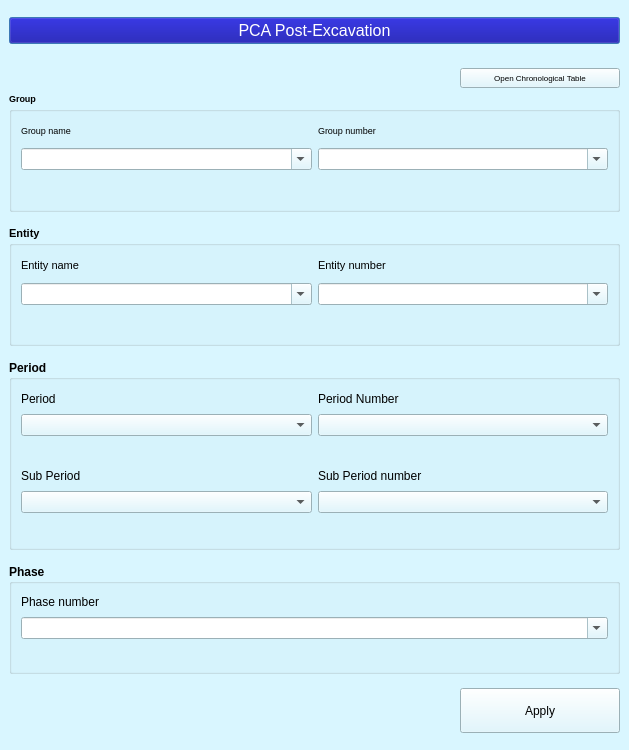
Old version of the form PCA_PostExcavation/PCA_post_excavation_dockwidget_base.ui in the repository PCA-Geodata/PCA-PostExcavation-QGIS-Plugin.
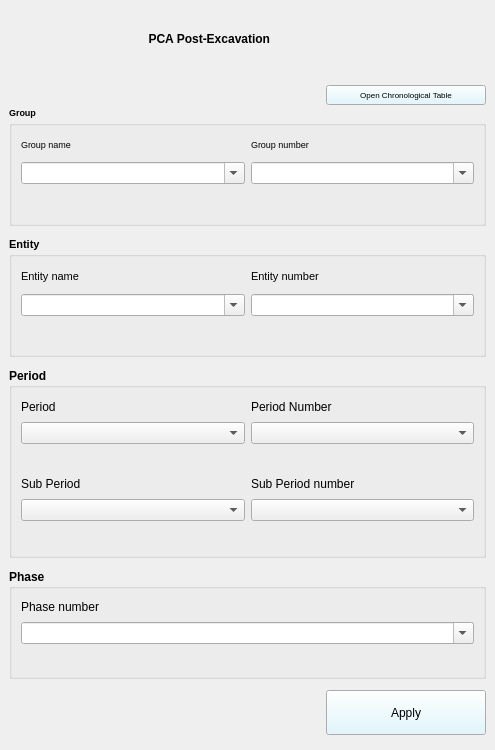
New version of the form. Icons and pictures are not drawn.

```diff
--- a/PCA_PostExcavation/PCA_post_excavation_dockwidget_base.ui
+++ b/PCA_PostExcavation/PCA_post_excavation_dockwidget_base.ui
@@ -9,7 +9,7 @@
    <rect>
     <x>0</x>
     <y>0</y>
-    <width>629</width>
+    <width>495</width>
     <height>750</height>
    </rect>
   </property>
@@ -21,457 +21,18 @@
   </property>
   <property name="minimumSize">
    <size>
-    <width>236</width>
-    <height>668</height>
+    <width>0</width>
+    <height>0</height>
    </size>
   </property>
   <property name="maximumSize">
    <size>
-    <width>100000</width>
-    <height>750</height>
+    <width>16777215</width>
+    <height>16777215</height>
    </size>
   </property>
-  <property name="palette">
-   <palette>
-    <active>
-     <colorrole role="WindowText">
-      <brush brushstyle="SolidPattern">
-       <color alpha="255">
-        <red>0</red>
-        <green>0</green>
-        <blue>0</blue>
-       </color>
-      </brush>
-     </colorrole>
-     <colorrole role="Button">
-      <brush brushstyle="SolidPattern">
-       <color alpha="255">
-        <red>217</red>
-        <green>246</green>
-        <blue>255</blue>
-       </color>
-      </brush>
-     </colorrole>
-     <colorrole role="Light">
-      <brush brushstyle="SolidPattern">
-       <color alpha="255">
-        <red>255</red>
-        <green>255</green>
-        <blue>255</blue>
-       </color>
-      </brush>
-     </colorrole>
-     <colorrole role="Midlight">
-      <brush brushstyle="SolidPattern">
-       <color alpha="255">
-        <red>236</red>
-        <green>250</green>
-        <blue>255</blue>
-       </color>
-      </brush>
-     </colorrole>
-     <colorrole role="Dark">
-      <brush brushstyle="SolidPattern">
-       <color alpha="255">
-        <red>108</red>
-        <green>123</green>
-        <blue>127</blue>
-       </color>
-      </brush>
-     </colorrole>
-     <colorrole role="Mid">
-      <brush brushstyle="SolidPattern">
-       <color alpha="255">
-        <red>145</red>
-        <green>164</green>
-        <blue>170</blue>
-       </color>
-      </brush>
-     </colorrole>
-     <colorrole role="Text">
-      <brush brushstyle="SolidPattern">
-       <color alpha="255">
-        <red>0</red>
-        <green>0</green>
-        <blue>0</blue>
-       </color>
-      </brush>
-     </colorrole>
-     <colorrole role="BrightText">
-      <brush brushstyle="SolidPattern">
-       <color alpha="255">
-        <red>255</red>
-        <green>255</green>
-        <blue>255</blue>
-       </color>
-      </brush>
-     </colorrole>
-     <colorrole role="ButtonText">
-      <brush brushstyle="SolidPattern">
-       <color alpha="255">
-        <red>0</red>
-        <green>0</green>
-        <blue>0</blue>
-       </color>
-      </brush>
-     </colorrole>
-     <colorrole role="Base">
-      <brush brushstyle="SolidPattern">
-       <color alpha="255">
-        <red>255</red>
-        <green>255</green>
-        <blue>255</blue>
-       </color>
-      </brush>
-     </colorrole>
-     <colorrole role="Window">
-      <brush brushstyle="SolidPattern">
-       <color alpha="255">
-        <red>217</red>
-        <green>246</green>
-        <blue>255</blue>
-       </color>
-      </brush>
-     </colorrole>
-     <colorrole role="Shadow">
-      <brush brushstyle="SolidPattern">
-       <color alpha="255">
-        <red>0</red>
-        <green>0</green>
-        <blue>0</blue>
-       </color>
-      </brush>
-     </colorrole>
-     <colorrole role="AlternateBase">
-      <brush brushstyle="SolidPattern">
-       <color alpha="255">
-        <red>236</red>
-        <green>250</green>
-        <blue>255</blue>
-       </color>
-      </brush>
-     </colorrole>
-     <colorrole role="ToolTipBase">
-      <brush brushstyle="SolidPattern">
-       <color alpha="255">
-        <red>255</red>
-        <green>255</green>
-        <blue>220</blue>
-       </color>
-      </brush>
-     </colorrole>
-     <colorrole role="ToolTipText">
-      <brush brushstyle="SolidPattern">
-       <color alpha="255">
-        <red>0</red>
-        <green>0</green>
-        <blue>0</blue>
-       </color>
-      </brush>
-     </colorrole>
-     <colorrole role="PlaceholderText">
-      <brush brushstyle="SolidPattern">
-       <color alpha="128">
-        <red>0</red>
-        <green>0</green>
-        <blue>0</blue>
-       </color>
-      </brush>
-     </colorrole>
-    </active>
-    <inactive>
-     <colorrole role="WindowText">
-      <brush brushstyle="SolidPattern">
-       <color alpha="255">
-        <red>0</red>
-        <green>0</green>
-        <blue>0</blue>
-       </color>
-      </brush>
-     </colorrole>
-     <colorrole role="Button">
-      <brush brushstyle="SolidPattern">
-       <color alpha="255">
-        <red>217</red>
-        <green>246</green>
-        <blue>255</blue>
-       </color>
-      </brush>
-     </colorrole>
-     <colorrole role="Light">
-      <brush brushstyle="SolidPattern">
-       <color alpha="255">
-        <red>255</red>
-        <green>255</green>
-        <blue>255</blue>
-       </color>
-      </brush>
-     </colorrole>
-     <colorrole role="Midlight">
-      <brush brushstyle="SolidPattern">
-       <color alpha="255">
-        <red>236</red>
-        <green>250</green>
-        <blue>255</blue>
-       </color>
-      </brush>
-     </colorrole>
-     <colorrole role="Dark">
-      <brush brushstyle="SolidPattern">
-       <color alpha="255">
-        <red>108</red>
-        <green>123</green>
-        <blue>127</blue>
-       </color>
-      </brush>
-     </colorrole>
-     <colorrole role="Mid">
-      <brush brushstyle="SolidPattern">
-       <color alpha="255">
-        <red>145</red>
-        <green>164</green>
-        <blue>170</blue>
-       </color>
-      </brush>
-     </colorrole>
-     <colorrole role="Text">
-      <brush brushstyle="SolidPattern">
-       <color alpha="255">
-        <red>0</red>
-        <green>0</green>
-        <blue>0</blue>
-       </color>
-      </brush>
-     </colorrole>
-     <colorrole role="BrightText">
-      <brush brushstyle="SolidPattern">
-       <color alpha="255">
-        <red>255</red>
-        <green>255</green>
-        <blue>255</blue>
-       </color>
-      </brush>
-     </colorrole>
-     <colorrole role="ButtonText">
-      <brush brushstyle="SolidPattern">
-       <color alpha="255">
-        <red>0</red>
-        <green>0</green>
-        <blue>0</blue>
-       </color>
-      </brush>
-     </colorrole>
-     <colorrole role="Base">
-      <brush brushstyle="SolidPattern">
-       <color alpha="255">
-        <red>255</red>
-        <green>255</green>
-        <blue>255</blue>
-       </color>
-      </brush>
-     </colorrole>
-     <colorrole role="Window">
-      <brush brushstyle="SolidPattern">
-       <color alpha="255">
-        <red>217</red>
-        <green>246</green>
-        <blue>255</blue>
-       </color>
-      </brush>
-     </colorrole>
-     <colorrole role="Shadow">
-      <brush brushstyle="SolidPattern">
-       <color alpha="255">
-        <red>0</red>
-        <green>0</green>
-        <blue>0</blue>
-       </color>
-      </brush>
-     </colorrole>
-     <colorrole role="AlternateBase">
-      <brush brushstyle="SolidPattern">
-       <color alpha="255">
-        <red>236</red>
-        <green>250</green>
-        <blue>255</blue>
-       </color>
-      </brush>
-     </colorrole>
-     <colorrole role="ToolTipBase">
-      <brush brushstyle="SolidPattern">
-       <color alpha="255">
-        <red>255</red>
-        <green>255</green>
-        <blue>220</blue>
-       </color>
-      </brush>
-     </colorrole>
-     <colorrole role="ToolTipText">
-      <brush brushstyle="SolidPattern">
-       <color alpha="255">
-        <red>0</red>
-        <green>0</green>
-        <blue>0</blue>
-       </color>
-      </brush>
-     </colorrole>
-     <colorrole role="PlaceholderText">
-      <brush brushstyle="SolidPattern">
-       <color alpha="128">
-        <red>0</red>
-        <green>0</green>
-        <blue>0</blue>
-       </color>
-      </brush>
-     </colorrole>
-    </inactive>
-    <disabled>
-     <colorrole role="WindowText">
-      <brush brushstyle="SolidPattern">
-       <color alpha="255">
-        <red>108</red>
-        <green>123</green>
-        <blue>127</blue>
-       </color>
-      </brush>
-     </colorrole>
-     <colorrole role="Button">
-      <brush brushstyle="SolidPattern">
-       <color alpha="255">
-        <red>217</red>
-        <green>246</green>
-        <blue>255</blue>
-       </color>
-      </brush>
-     </colorrole>
-     <colorrole role="Light">
-      <brush brushstyle="SolidPattern">
-       <color alpha="255">
-        <red>255</red>
-        <green>255</green>
-        <blue>255</blue>
-       </color>
-      </brush>
-     </colorrole>
-     <colorrole role="Midlight">
-      <brush brushstyle="SolidPattern">
-       <color alpha="255">
-        <red>236</red>
-        <green>250</green>
-        <blue>255</blue>
-       </color>
-      </brush>
-     </colorrole>
-     <colorrole role="Dark">
-      <brush brushstyle="SolidPattern">
-       <color alpha="255">
-        <red>108</red>
-        <green>123</green>
-        <blue>127</blue>
-       </color>
-      </brush>
-     </colorrole>
-     <colorrole role="Mid">
-      <brush brushstyle="SolidPattern">
-       <color alpha="255">
-        <red>145</red>
-        <green>164</green>
-        <blue>170</blue>
-       </color>
-      </brush>
-     </colorrole>
-     <colorrole role="Text">
-      <brush brushstyle="SolidPattern">
-       <color alpha="255">
-        <red>108</red>
-        <green>123</green>
-        <blue>127</blue>
-       </color>
-      </brush>
-     </colorrole>
-     <colorrole role="BrightText">
-      <brush brushstyle="SolidPattern">
-       <color alpha="255">
-        <red>255</red>
-        <green>255</green>
-        <blue>255</blue>
-       </color>
-      </brush>
-     </colorrole>
-     <colorrole role="ButtonText">
-      <brush brushstyle="SolidPattern">
-       <color alpha="255">
-        <red>108</red>
-        <green>123</green>
-        <blue>127</blue>
-       </color>
-      </brush>
-     </colorrole>
-     <colorrole role="Base">
-      <brush brushstyle="SolidPattern">
-       <color alpha="255">
-        <red>217</red>
-        <green>246</green>
-        <blue>255</blue>
-       </color>
-      </brush>
-     </colorrole>
-     <colorrole role="Window">
-      <brush brushstyle="SolidPattern">
-       <color alpha="255">
-        <red>217</red>
-        <green>246</green>
-        <blue>255</blue>
-       </color>
-      </brush>
-     </colorrole>
-     <colorrole role="Shadow">
-      <brush brushstyle="SolidPattern">
-       <color alpha="255">
-        <red>0</red>
-        <green>0</green>
-        <blue>0</blue>
-       </color>
-      </brush>
-     </colorrole>
-     <colorrole role="AlternateBase">
-      <brush brushstyle="SolidPattern">
-       <color alpha="255">
-        <red>217</red>
-        <green>246</green>
-        <blue>255</blue>
-       </color>
-      </brush>
-     </colorrole>
-     <colorrole role="ToolTipBase">
-      <brush brushstyle="SolidPattern">
-       <color alpha="255">
-        <red>255</red>
-        <green>255</green>
-        <blue>220</blue>
-       </color>
-      </brush>
-     </colorrole>
-     <colorrole role="ToolTipText">
-      <brush brushstyle="SolidPattern">
-       <color alpha="255">
-        <red>0</red>
-        <green>0</green>
-        <blue>0</blue>
-       </color>
-      </brush>
-     </colorrole>
-     <colorrole role="PlaceholderText">
-      <brush brushstyle="SolidPattern">
-       <color alpha="128">
-        <red>0</red>
-        <green>0</green>
-        <blue>0</blue>
-       </color>
-      </brush>
-     </colorrole>
-    </disabled>
-   </palette>
+  <property name="styleSheet">
+   <string notr="true"/>
   </property>
   <property name="windowTitle">
    <string>PCA Post-Excavation</string>
@@ -487,6 +48,284 @@
     <property name="sizeConstraint">
      <enum>QLayout::SetDefaultConstraint</enum>
     </property>
+    <item row="2" column="4">
+     <widget class="QPushButton" name="open_pdf_pushButton">
+      <property name="minimumSize">
+       <size>
+        <width>160</width>
+        <height>20</height>
+       </size>
+      </property>
+      <property name="maximumSize">
+       <size>
+        <width>100000</width>
+        <height>0</height>
+       </size>
+      </property>
+      <property name="palette">
+       <palette>
+        <active>
+         <colorrole role="Button">
+          <brush brushstyle="SolidPattern">
+           <color alpha="255">
+            <red>217</red>
+            <green>246</green>
+            <blue>255</blue>
+           </color>
+          </brush>
+         </colorrole>
+        </active>
+        <inactive>
+         <colorrole role="Button">
+          <brush brushstyle="SolidPattern">
+           <color alpha="255">
+            <red>217</red>
+            <green>246</green>
+            <blue>255</blue>
+           </color>
+          </brush>
+         </colorrole>
+        </inactive>
+        <disabled>
+         <colorrole role="Button">
+          <brush brushstyle="SolidPattern">
+           <color alpha="255">
+            <red>217</red>
+            <green>246</green>
+            <blue>255</blue>
+           </color>
+          </brush>
+         </colorrole>
+        </disabled>
+       </palette>
+      </property>
+      <property name="font">
+       <font>
+        <pointsize>6</pointsize>
+        <weight>50</weight>
+        <bold>false</bold>
+       </font>
+      </property>
+      <property name="layoutDirection">
+       <enum>Qt::LeftToRight</enum>
+      </property>
+      <property name="autoFillBackground">
+       <bool>false</bool>
+      </property>
+      <property name="text">
+       <string>Open Chronological Table</string>
+      </property>
+     </widget>
+    </item>
+    <item row="1" column="2">
+     <widget class="QLabel" name="label">
+      <property name="maximumSize">
+       <size>
+        <width>50</width>
+        <height>50</height>
+       </size>
+      </property>
+      <property name="text">
+       <string/>
+      </property>
+      <property name="pixmap">
+       <pixmap>icons/pca_logo_icon.png</pixmap>
+      </property>
+      <property name="scaledContents">
+       <bool>true</bool>
+      </property>
+     </widget>
+    </item>
+    <item row="4" column="0" colspan="5">
+     <widget class="QGroupBox" name="groupBox">
+      <property name="sizePolicy">
+       <sizepolicy hsizetype="Preferred" vsizetype="Minimum">
+        <horstretch>0</horstretch>
+        <verstretch>0</verstretch>
+       </sizepolicy>
+      </property>
+      <property name="maximumSize">
+       <size>
+        <width>16777215</width>
+        <height>120</height>
+       </size>
+      </property>
+      <property name="font">
+       <font>
+        <pointsize>8</pointsize>
+        <weight>75</weight>
+        <bold>true</bold>
+       </font>
+      </property>
+      <property name="title">
+       <string>Entity</string>
+      </property>
+      <layout class="QGridLayout" name="gridLayout_7">
+       <item row="1" column="1">
+        <widget class="QComboBox" name="entity_number_comboBox_2">
+         <property name="maximumSize">
+          <size>
+           <width>1241234</width>
+           <height>16777215</height>
+          </size>
+         </property>
+         <property name="font">
+          <font>
+           <pointsize>8</pointsize>
+           <weight>50</weight>
+           <bold>false</bold>
+          </font>
+         </property>
+         <property name="editable">
+          <bool>true</bool>
+         </property>
+        </widget>
+       </item>
+       <item row="2" column="0" colspan="2">
+        <widget class="QLabel" name="multientity_label">
+         <property name="font">
+          <font>
+           <pointsize>6</pointsize>
+           <weight>50</weight>
+           <italic>true</italic>
+           <bold>false</bold>
+          </font>
+         </property>
+         <property name="text">
+          <string/>
+         </property>
+         <property name="wordWrap">
+          <bool>true</bool>
+         </property>
+        </widget>
+       </item>
+       <item row="1" column="0">
+        <widget class="QComboBox" name="entity_name_comboBox_2">
+         <property name="font">
+          <font>
+           <pointsize>8</pointsize>
+           <weight>50</weight>
+           <bold>false</bold>
+          </font>
+         </property>
+         <property name="editable">
+          <bool>true</bool>
+         </property>
+         <property name="placeholderText">
+          <string/>
+         </property>
+        </widget>
+       </item>
+       <item row="0" column="1">
+        <widget class="QLabel" name="label_19">
+         <property name="font">
+          <font>
+           <pointsize>8</pointsize>
+           <weight>50</weight>
+           <bold>false</bold>
+          </font>
+         </property>
+         <property name="text">
+          <string>Entity number</string>
+         </property>
+        </widget>
+       </item>
+       <item row="0" column="0">
+        <widget class="QLabel" name="label_18">
+         <property name="font">
+          <font>
+           <pointsize>8</pointsize>
+           <weight>50</weight>
+           <bold>false</bold>
+          </font>
+         </property>
+         <property name="text">
+          <string>Entity name</string>
+         </property>
+        </widget>
+       </item>
+      </layout>
+     </widget>
+    </item>
+    <item row="7" column="4">
+     <widget class="QPushButton" name="apply_attribute_pushButton">
+      <property name="sizePolicy">
+       <sizepolicy hsizetype="Preferred" vsizetype="Fixed">
+        <horstretch>0</horstretch>
+        <verstretch>0</verstretch>
+       </sizepolicy>
+      </property>
+      <property name="minimumSize">
+       <size>
+        <width>130</width>
+        <height>45</height>
+       </size>
+      </property>
+      <property name="maximumSize">
+       <size>
+        <width>100000</width>
+        <height>45</height>
+       </size>
+      </property>
+      <property name="palette">
+       <palette>
+        <active>
+         <colorrole role="Button">
+          <brush brushstyle="SolidPattern">
+           <color alpha="255">
+            <red>217</red>
+            <green>246</green>
+            <blue>255</blue>
+           </color>
+          </brush>
+         </colorrole>
+        </active>
+        <inactive>
+         <colorrole role="Button">
+          <brush brushstyle="SolidPattern">
+           <color alpha="255">
+            <red>217</red>
+            <green>246</green>
+            <blue>255</blue>
+           </color>
+          </brush>
+         </colorrole>
+        </inactive>
+        <disabled>
+         <colorrole role="Button">
+          <brush brushstyle="SolidPattern">
+           <color alpha="255">
+            <red>217</red>
+            <green>246</green>
+            <blue>255</blue>
+           </color>
+          </brush>
+         </colorrole>
+        </disabled>
+       </palette>
+      </property>
+      <property name="font">
+       <font>
+        <pointsize>9</pointsize>
+       </font>
+      </property>
+      <property name="toolTip">
+       <string>To activate the Apply button, at least one feature must be selected.</string>
+      </property>
+      <property name="layoutDirection">
+       <enum>Qt::LeftToRight</enum>
+      </property>
+      <property name="autoFillBackground">
+       <bool>false</bool>
+      </property>
+      <property name="styleSheet">
+       <string notr="true"/>
+      </property>
+      <property name="text">
+       <string>Apply</string>
+      </property>
+     </widget>
+    </item>
     <item row="5" column="0" colspan="5">
      <widget class="QGroupBox" name="groupBox_2">
       <property name="sizePolicy">
@@ -660,6 +499,99 @@
       </layout>
      </widget>
     </item>
+    <item row="2" column="3">
+     <spacer name="horizontalSpacer">
+      <property name="orientation">
+       <enum>Qt::Horizontal</enum>
+      </property>
+      <property name="sizeHint" stdset="0">
+       <size>
+        <width>40</width>
+        <height>20</height>
+       </size>
+      </property>
+     </spacer>
+    </item>
+    <item row="6" column="0" colspan="5">
+     <widget class="QGroupBox" name="groupBox_3">
+      <property name="sizePolicy">
+       <sizepolicy hsizetype="Preferred" vsizetype="Minimum">
+        <horstretch>0</horstretch>
+        <verstretch>0</verstretch>
+       </sizepolicy>
+      </property>
+      <property name="maximumSize">
+       <size>
+        <width>16777215</width>
+        <height>110</height>
+       </size>
+      </property>
+      <property name="font">
+       <font>
+        <weight>75</weight>
+        <bold>true</bold>
+       </font>
+      </property>
+      <property name="title">
+       <string>Phase</string>
+      </property>
+      <layout class="QVBoxLayout" name="verticalLayout">
+       <item>
+        <widget class="QLabel" name="label_26">
+         <property name="font">
+          <font>
+           <weight>50</weight>
+           <bold>false</bold>
+          </font>
+         </property>
+         <property name="text">
+          <string>Phase number</string>
+         </property>
+        </widget>
+       </item>
+       <item>
+        <widget class="QComboBox" name="phase_comboBox_2">
+         <property name="maximumSize">
+          <size>
+           <width>13224213</width>
+           <height>16777215</height>
+          </size>
+         </property>
+         <property name="font">
+          <font>
+           <weight>50</weight>
+           <bold>false</bold>
+          </font>
+         </property>
+         <property name="styleSheet">
+          <string notr="true"/>
+         </property>
+         <property name="editable">
+          <bool>true</bool>
+         </property>
+        </widget>
+       </item>
+       <item>
+        <widget class="QLabel" name="multiphase_label">
+         <property name="font">
+          <font>
+           <pointsize>6</pointsize>
+           <weight>50</weight>
+           <italic>true</italic>
+           <bold>false</bold>
+          </font>
+         </property>
+         <property name="text">
+          <string/>
+         </property>
+         <property name="wordWrap">
+          <bool>true</bool>
+         </property>
+        </widget>
+       </item>
+      </layout>
+     </widget>
+    </item>
     <item row="3" column="0" colspan="5">
      <widget class="QGroupBox" name="Group_box_4">
       <property name="enabled">
@@ -690,6 +622,9 @@
         <bold>true</bold>
        </font>
       </property>
+      <property name="styleSheet">
+       <string notr="true"/>
+      </property>
       <property name="title">
        <string>Group</string>
       </property>
@@ -723,6 +658,9 @@
            <bold>false</bold>
           </font>
          </property>
+         <property name="styleSheet">
+          <string notr="true"/>
+         </property>
          <property name="editable">
           <bool>true</bool>
          </property>
@@ -751,6 +689,9 @@
            <bold>false</bold>
           </font>
          </property>
+         <property name="styleSheet">
+          <string notr="true"/>
+         </property>
          <property name="editable">
           <bool>true</bool>
          </property>
@@ -780,684 +721,6 @@
       </layout>
      </widget>
     </item>
-    <item row="4" column="0" colspan="5">
-     <widget class="QGroupBox" name="groupBox">
-      <property name="sizePolicy">
-       <sizepolicy hsizetype="Preferred" vsizetype="Minimum">
-        <horstretch>0</horstretch>
-        <verstretch>0</verstretch>
-       </sizepolicy>
-      </property>
-      <property name="maximumSize">
-       <size>
-        <width>16777215</width>
-        <height>120</height>
-       </size>
-      </property>
-      <property name="font">
-       <font>
-        <pointsize>8</pointsize>
-        <weight>75</weight>
-        <bold>true</bold>
-       </font>
-      </property>
-      <property name="title">
-       <string>Entity</string>
-      </property>
-      <layout class="QGridLayout" name="gridLayout_7">
-       <item row="1" column="1">
-        <widget class="QComboBox" name="entity_number_comboBox_2">
-         <property name="maximumSize">
-          <size>
-           <width>1241234</width>
-           <height>16777215</height>
-          </size>
-         </property>
-         <property name="font">
-          <font>
-           <pointsize>8</pointsize>
-           <weight>50</weight>
-           <bold>false</bold>
-          </font>
-         </property>
-         <property name="editable">
-          <bool>true</bool>
-         </property>
-        </widget>
-       </item>
-       <item row="2" column="0" colspan="2">
-        <widget class="QLabel" name="multientity_label">
-         <property name="font">
-          <font>
-           <pointsize>6</pointsize>
-           <weight>50</weight>
-           <italic>true</italic>
-           <bold>false</bold>
-          </font>
-         </property>
-         <property name="text">
-          <string/>
-         </property>
-         <property name="wordWrap">
-          <bool>true</bool>
-         </property>
-        </widget>
-       </item>
-       <item row="1" column="0">
-        <widget class="QComboBox" name="entity_name_comboBox_2">
-         <property name="font">
-          <font>
-           <pointsize>8</pointsize>
-           <weight>50</weight>
-           <bold>false</bold>
-          </font>
-         </property>
-         <property name="editable">
-          <bool>true</bool>
-         </property>
-         <property name="placeholderText">
-          <string/>
-         </property>
-        </widget>
-       </item>
-       <item row="0" column="1">
-        <widget class="QLabel" name="label_19">
-         <property name="font">
-          <font>
-           <pointsize>8</pointsize>
-           <weight>50</weight>
-           <bold>false</bold>
-          </font>
-         </property>
-         <property name="text">
-          <string>Entity number</string>
-         </property>
-        </widget>
-       </item>
-       <item row="0" column="0">
-        <widget class="QLabel" name="label_18">
-         <property name="font">
-          <font>
-           <pointsize>8</pointsize>
-           <weight>50</weight>
-           <bold>false</bold>
-          </font>
-         </property>
-         <property name="text">
-          <string>Entity name</string>
-         </property>
-        </widget>
-       </item>
-      </layout>
-     </widget>
-    </item>
-    <item row="2" column="4">
-     <widget class="QPushButton" name="open_pdf_pushButton">
-      <property name="minimumSize">
-       <size>
-        <width>160</width>
-        <height>20</height>
-       </size>
-      </property>
-      <property name="maximumSize">
-       <size>
-        <width>100000</width>
-        <height>0</height>
-       </size>
-      </property>
-      <property name="palette">
-       <palette>
-        <active>
-         <colorrole role="Button">
-          <brush brushstyle="SolidPattern">
-           <color alpha="255">
-            <red>217</red>
-            <green>246</green>
-            <blue>255</blue>
-           </color>
-          </brush>
-         </colorrole>
-        </active>
-        <inactive>
-         <colorrole role="Button">
-          <brush brushstyle="SolidPattern">
-           <color alpha="255">
-            <red>217</red>
-            <green>246</green>
-            <blue>255</blue>
-           </color>
-          </brush>
-         </colorrole>
-        </inactive>
-        <disabled>
-         <colorrole role="Button">
-          <brush brushstyle="SolidPattern">
-           <color alpha="255">
-            <red>217</red>
-            <green>246</green>
-            <blue>255</blue>
-           </color>
-          </brush>
-         </colorrole>
-        </disabled>
-       </palette>
-      </property>
-      <property name="font">
-       <font>
-        <pointsize>6</pointsize>
-        <weight>50</weight>
-        <bold>false</bold>
-       </font>
-      </property>
-      <property name="layoutDirection">
-       <enum>Qt::LeftToRight</enum>
-      </property>
-      <property name="autoFillBackground">
-       <bool>false</bool>
-      </property>
-      <property name="text">
-       <string>Open Chronological Table</string>
-      </property>
-     </widget>
-    </item>
-    <item row="2" column="3">
-     <spacer name="horizontalSpacer">
-      <property name="orientation">
-       <enum>Qt::Horizontal</enum>
-      </property>
-      <property name="sizeHint" stdset="0">
-       <size>
-        <width>40</width>
-        <height>20</height>
-       </size>
-      </property>
-     </spacer>
-    </item>
-    <item row="0" column="0" colspan="5">
-     <widget class="QPushButton" name="pushButton">
-      <property name="palette">
-       <palette>
-        <active>
-         <colorrole role="Button">
-          <brush brushstyle="SolidPattern">
-           <color alpha="255">
-            <red>0</red>
-            <green>0</green>
-            <blue>153</blue>
-           </color>
-          </brush>
-         </colorrole>
-         <colorrole role="Light">
-          <brush brushstyle="SolidPattern">
-           <color alpha="255">
-            <red>0</red>
-            <green>0</green>
-            <blue>147</blue>
-           </color>
-          </brush>
-         </colorrole>
-         <colorrole role="Dark">
-          <brush brushstyle="SolidPattern">
-           <color alpha="255">
-            <red>0</red>
-            <green>0</green>
-            <blue>153</blue>
-           </color>
-          </brush>
-         </colorrole>
-         <colorrole role="Mid">
-          <brush brushstyle="SolidPattern">
-           <color alpha="255">
-            <red>0</red>
-            <green>0</green>
-            <blue>147</blue>
-           </color>
-          </brush>
-         </colorrole>
-         <colorrole role="Text">
-          <brush brushstyle="SolidPattern">
-           <color alpha="255">
-            <red>0</red>
-            <green>0</green>
-            <blue>0</blue>
-           </color>
-          </brush>
-         </colorrole>
-         <colorrole role="BrightText">
-          <brush brushstyle="SolidPattern">
-           <color alpha="255">
-            <red>85</red>
-            <green>255</green>
-            <blue>0</blue>
-           </color>
-          </brush>
-         </colorrole>
-         <colorrole role="ButtonText">
-          <brush brushstyle="SolidPattern">
-           <color alpha="255">
-            <red>255</red>
-            <green>255</green>
-            <blue>255</blue>
-           </color>
-          </brush>
-         </colorrole>
-         <colorrole role="Base">
-          <brush brushstyle="SolidPattern">
-           <color alpha="255">
-            <red>0</red>
-            <green>0</green>
-            <blue>141</blue>
-           </color>
-          </brush>
-         </colorrole>
-         <colorrole role="Window">
-          <brush brushstyle="SolidPattern">
-           <color alpha="255">
-            <red>85</red>
-            <green>170</green>
-            <blue>255</blue>
-           </color>
-          </brush>
-         </colorrole>
-         <colorrole role="Shadow">
-          <brush brushstyle="SolidPattern">
-           <color alpha="255">
-            <red>0</red>
-            <green>0</green>
-            <blue>146</blue>
-           </color>
-          </brush>
-         </colorrole>
-         <colorrole role="PlaceholderText">
-          <brush brushstyle="SolidPattern">
-           <color alpha="128">
-            <red>0</red>
-            <green>0</green>
-            <blue>0</blue>
-           </color>
-          </brush>
-         </colorrole>
-        </active>
-        <inactive>
-         <colorrole role="Button">
-          <brush brushstyle="SolidPattern">
-           <color alpha="255">
-            <red>0</red>
-            <green>0</green>
-            <blue>153</blue>
-           </color>
-          </brush>
-         </colorrole>
-         <colorrole role="Light">
-          <brush brushstyle="SolidPattern">
-           <color alpha="255">
-            <red>0</red>
-            <green>0</green>
-            <blue>147</blue>
-           </color>
-          </brush>
-         </colorrole>
-         <colorrole role="Dark">
-          <brush brushstyle="SolidPattern">
-           <color alpha="255">
-            <red>0</red>
-            <green>0</green>
-            <blue>153</blue>
-           </color>
-          </brush>
-         </colorrole>
-         <colorrole role="Mid">
-          <brush brushstyle="SolidPattern">
-           <color alpha="255">
-            <red>0</red>
-            <green>0</green>
-            <blue>147</blue>
-           </color>
-          </brush>
-         </colorrole>
-         <colorrole role="Text">
-          <brush brushstyle="SolidPattern">
-           <color alpha="255">
-            <red>0</red>
-            <green>0</green>
-            <blue>0</blue>
-           </color>
-          </brush>
-         </colorrole>
-         <colorrole role="BrightText">
-          <brush brushstyle="SolidPattern">
-           <color alpha="255">
-            <red>85</red>
-            <green>255</green>
-            <blue>0</blue>
-           </color>
-          </brush>
-         </colorrole>
-         <colorrole role="ButtonText">
-          <brush brushstyle="SolidPattern">
-           <color alpha="255">
-            <red>255</red>
-            <green>255</green>
-            <blue>255</blue>
-           </color>
-          </brush>
-         </colorrole>
-         <colorrole role="Base">
-          <brush brushstyle="SolidPattern">
-           <color alpha="255">
-            <red>0</red>
-            <green>0</green>
-            <blue>141</blue>
-           </color>
-          </brush>
-         </colorrole>
-         <colorrole role="Window">
-          <brush brushstyle="SolidPattern">
-           <color alpha="255">
-            <red>85</red>
-            <green>170</green>
-            <blue>255</blue>
-           </color>
-          </brush>
-         </colorrole>
-         <colorrole role="Shadow">
-          <brush brushstyle="SolidPattern">
-           <color alpha="255">
-            <red>0</red>
-            <green>0</green>
-            <blue>146</blue>
-           </color>
-          </brush>
-         </colorrole>
-         <colorrole role="PlaceholderText">
-          <brush brushstyle="SolidPattern">
-           <color alpha="128">
-            <red>0</red>
-            <green>0</green>
-            <blue>0</blue>
-           </color>
-          </brush>
-         </colorrole>
-        </inactive>
-        <disabled>
-         <colorrole role="Button">
-          <brush brushstyle="SolidPattern">
-           <color alpha="255">
-            <red>0</red>
-            <green>0</green>
-            <blue>153</blue>
-           </color>
-          </brush>
-         </colorrole>
-         <colorrole role="Light">
-          <brush brushstyle="SolidPattern">
-           <color alpha="255">
-            <red>0</red>
-            <green>0</green>
-            <blue>147</blue>
-           </color>
-          </brush>
-         </colorrole>
-         <colorrole role="Dark">
-          <brush brushstyle="SolidPattern">
-           <color alpha="255">
-            <red>0</red>
-            <green>0</green>
-            <blue>153</blue>
-           </color>
-          </brush>
-         </colorrole>
-         <colorrole role="Mid">
-          <brush brushstyle="SolidPattern">
-           <color alpha="255">
-            <red>0</red>
-            <green>0</green>
-            <blue>147</blue>
-           </color>
-          </brush>
-         </colorrole>
-         <colorrole role="Text">
-          <brush brushstyle="SolidPattern">
-           <color alpha="255">
-            <red>0</red>
-            <green>0</green>
-            <blue>153</blue>
-           </color>
-          </brush>
-         </colorrole>
-         <colorrole role="BrightText">
-          <brush brushstyle="SolidPattern">
-           <color alpha="255">
-            <red>85</red>
-            <green>255</green>
-            <blue>0</blue>
-           </color>
-          </brush>
-         </colorrole>
-         <colorrole role="ButtonText">
-          <brush brushstyle="SolidPattern">
-           <color alpha="255">
-            <red>120</red>
-            <green>120</green>
-            <blue>120</blue>
-           </color>
-          </brush>
-         </colorrole>
-         <colorrole role="Base">
-          <brush brushstyle="SolidPattern">
-           <color alpha="255">
-            <red>85</red>
-            <green>170</green>
-            <blue>255</blue>
-           </color>
-          </brush>
-         </colorrole>
-         <colorrole role="Window">
-          <brush brushstyle="SolidPattern">
-           <color alpha="255">
-            <red>85</red>
-            <green>170</green>
-            <blue>255</blue>
-           </color>
-          </brush>
-         </colorrole>
-         <colorrole role="Shadow">
-          <brush brushstyle="SolidPattern">
-           <color alpha="255">
-            <red>0</red>
-            <green>0</green>
-            <blue>146</blue>
-           </color>
-          </brush>
-         </colorrole>
-         <colorrole role="PlaceholderText">
-          <brush brushstyle="SolidPattern">
-           <color alpha="128">
-            <red>0</red>
-            <green>0</green>
-            <blue>0</blue>
-           </color>
-          </brush>
-         </colorrole>
-        </disabled>
-       </palette>
-      </property>
-      <property name="font">
-       <font>
-        <family>Arial</family>
-        <pointsize>12</pointsize>
-        <weight>50</weight>
-        <bold>false</bold>
-        <kerning>true</kerning>
-       </font>
-      </property>
-      <property name="cursor">
-       <cursorShape>BlankCursor</cursorShape>
-      </property>
-      <property name="text">
-       <string>PCA Post-Excavation</string>
-      </property>
-      <property name="autoDefault">
-       <bool>false</bool>
-      </property>
-      <property name="flat">
-       <bool>false</bool>
-      </property>
-     </widget>
-    </item>
-    <item row="6" column="0" colspan="5">
-     <widget class="QGroupBox" name="groupBox_3">
-      <property name="sizePolicy">
-       <sizepolicy hsizetype="Preferred" vsizetype="Minimum">
-        <horstretch>0</horstretch>
-        <verstretch>0</verstretch>
-       </sizepolicy>
-      </property>
-      <property name="maximumSize">
-       <size>
-        <width>16777215</width>
-        <height>110</height>
-       </size>
-      </property>
-      <property name="font">
-       <font>
-        <weight>75</weight>
-        <bold>true</bold>
-       </font>
-      </property>
-      <property name="title">
-       <string>Phase</string>
-      </property>
-      <layout class="QVBoxLayout" name="verticalLayout">
-       <item>
-        <widget class="QLabel" name="label_26">
-         <property name="font">
-          <font>
-           <weight>50</weight>
-           <bold>false</bold>
-          </font>
-         </property>
-         <property name="text">
-          <string>Phase number</string>
-         </property>
-        </widget>
-       </item>
-       <item>
-        <widget class="QComboBox" name="phase_comboBox_2">
-         <property name="maximumSize">
-          <size>
-           <width>13224213</width>
-           <height>16777215</height>
-          </size>
-         </property>
-         <property name="font">
-          <font>
-           <weight>50</weight>
-           <bold>false</bold>
-          </font>
-         </property>
-         <property name="editable">
-          <bool>true</bool>
-         </property>
-        </widget>
-       </item>
-       <item>
-        <widget class="QLabel" name="multiphase_label">
-         <property name="font">
-          <font>
-           <pointsize>6</pointsize>
-           <weight>50</weight>
-           <italic>true</italic>
-           <bold>false</bold>
-          </font>
-         </property>
-         <property name="text">
-          <string/>
-         </property>
-         <property name="wordWrap">
-          <bool>true</bool>
-         </property>
-        </widget>
-       </item>
-      </layout>
-     </widget>
-    </item>
-    <item row="7" column="4">
-     <widget class="QPushButton" name="apply_attribute_pushButton">
-      <property name="sizePolicy">
-       <sizepolicy hsizetype="Preferred" vsizetype="Fixed">
-        <horstretch>0</horstretch>
-        <verstretch>0</verstretch>
-       </sizepolicy>
-      </property>
-      <property name="minimumSize">
-       <size>
-        <width>130</width>
-        <height>45</height>
-       </size>
-      </property>
-      <property name="maximumSize">
-       <size>
-        <width>100000</width>
-        <height>45</height>
-       </size>
-      </property>
-      <property name="palette">
-       <palette>
-        <active>
-         <colorrole role="Button">
-          <brush brushstyle="SolidPattern">
-           <color alpha="255">
-            <red>217</red>
-            <green>246</green>
-            <blue>255</blue>
-           </color>
-          </brush>
-         </colorrole>
-        </active>
-        <inactive>
-         <colorrole role="Button">
-          <brush brushstyle="SolidPattern">
-           <color alpha="255">
-            <red>217</red>
-            <green>246</green>
-            <blue>255</blue>
-           </color>
-          </brush>
-         </colorrole>
-        </inactive>
-        <disabled>
-         <colorrole role="Button">
-          <brush brushstyle="SolidPattern">
-           <color alpha="255">
-            <red>217</red>
-            <green>246</green>
-            <blue>255</blue>
-           </color>
-          </brush>
-         </colorrole>
-        </disabled>
-       </palette>
-      </property>
-      <property name="font">
-       <font>
-        <pointsize>9</pointsize>
-       </font>
-      </property>
-      <property name="toolTip">
-       <string>To activate the Apply button, at least one feature must be selected.</string>
-      </property>
-      <property name="layoutDirection">
-       <enum>Qt::LeftToRight</enum>
-      </property>
-      <property name="autoFillBackground">
-       <bool>false</bool>
-      </property>
-      <property name="text">
-       <string>Apply</string>
-      </property>
-     </widget>
-    </item>
     <item row="7" column="3">
      <spacer name="horizontalSpacer_3">
       <property name="orientation">
@@ -1471,6 +734,39 @@
       </property>
      </spacer>
     </item>
+    <item row="1" column="4" alignment="Qt::AlignRight">
+     <widget class="QLabel" name="label_2">
+      <property name="maximumSize">
+       <size>
+        <width>50</width>
+        <height>50</height>
+       </size>
+      </property>
+      <property name="text">
+       <string/>
+      </property>
+      <property name="pixmap">
+       <pixmap>icons/pca_logo_icon.png</pixmap>
+      </property>
+      <property name="scaledContents">
+       <bool>true</bool>
+      </property>
+     </widget>
+    </item>
+    <item row="1" column="3" alignment="Qt::AlignHCenter">
+     <widget class="QLabel" name="label_3">
+      <property name="font">
+       <font>
+        <pointsize>9</pointsize>
+        <weight>75</weight>
+        <bold>true</bold>
+       </font>
+      </property>
+      <property name="text">
+       <string>                    PCA Post-Excavation</string>
+      </property>
+     </widget>
+    </item>
    </layout>
   </widget>
  </widget>
```
